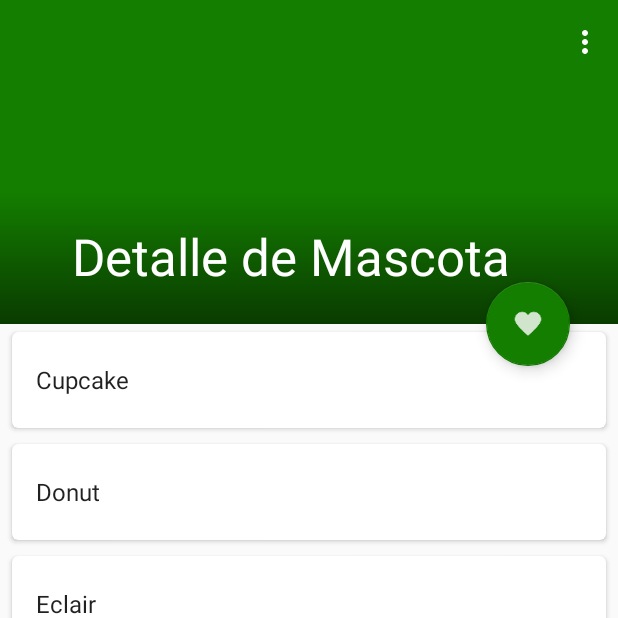
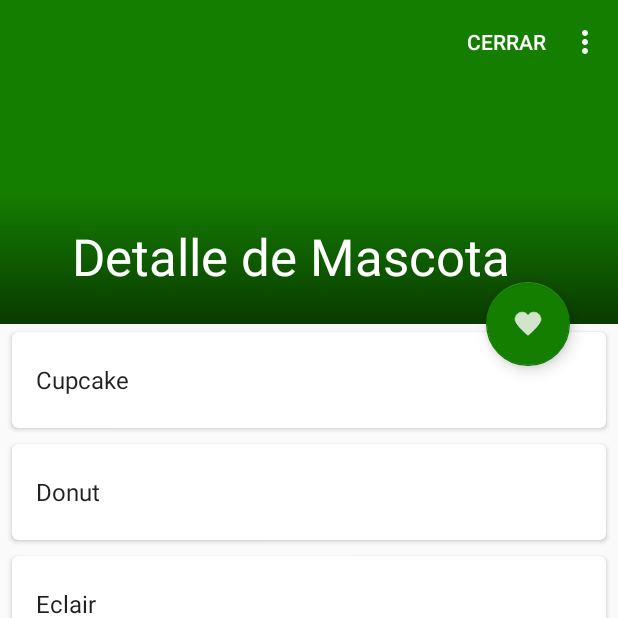
Before and after one commit to jennywoites/TallerProyectosII-2C-2015, an Android app: the MascotaDetalleActivity screen opened directly, with no data from a screen before it, on a phone screen of 412 x 824 dp, the top half of it. Run offline under Robolectric (Android 15) with nearby library versions, the phone set to English and light mode, and no system bars; libraries missing offline, so code that uses them is left out: android.support.v7; 2 statements that could not run were skipped.

Commit message:
#16 #25 Animacion copada entre activities.

```diff
--- a/app/src/main/java/ar/uba/fi/nicodiaz/mascota/fragment/AdopcionFragment.java
+++ b/app/src/main/java/ar/uba/fi/nicodiaz/mascota/fragment/AdopcionFragment.java
@@ -127,9 +127,7 @@ public class AdopcionFragment extends Fragment {
                 Intent i = new Intent(activity, MascotaDetalleActivity.class);
                 i.putExtra("ID", list.get(position).name); // TODO: Acá tirarle algun ID para que la activity lo busque en la base de datos y obtenga TODOS los datos.
                 startActivity(i);
-
-                String description = list.get(position).description;
-                Toast.makeText(activity, description, Toast.LENGTH_SHORT).show();
+                getActivity().overridePendingTransition(R.anim.slide_in_1, R.anim.slide_out_1);
             }
         });
         listView.setAdapter(listAdapter);
--- /dev/null
+++ b/app/src/main/res/anim/slide_in_1.xml
@@ -0,0 +1,4 @@
+<?xml version="1.0" encoding="utf-8"?>
+<translate xmlns:android="http://schemas.android.com/apk/res/android"
+    android:fromYDelta="100%p" android:toYDelta="0%p"
+    android:duration="@android:integer/config_shortAnimTime"/>
--- /dev/null
+++ b/app/src/main/res/anim/slide_in_2.xml
@@ -0,0 +1,4 @@
+<?xml version="1.0" encoding="utf-8"?>
+<translate xmlns:android="http://schemas.android.com/apk/res/android"
+    android:fromYDelta="0%p" android:toYDelta="0%p"
+    android:duration="@android:integer/config_shortAnimTime" />
--- /dev/null
+++ b/app/src/main/res/anim/slide_out_1.xml
@@ -0,0 +1,4 @@
+<?xml version="1.0" encoding="utf-8"?>
+<translate xmlns:android="http://schemas.android.com/apk/res/android"
+    android:fromYDelta="0%p" android:toYDelta="0%p"
+    android:duration="@android:integer/config_shortAnimTime" />
--- /dev/null
+++ b/app/src/main/res/anim/slide_out_2.xml
@@ -0,0 +1,5 @@
+<?xml version="1.0" encoding="utf-8"?>
+<translate xmlns:android="http://schemas.android.com/apk/res/android"
+    android:fromYDelta="0%p" android:toYDelta="100%p"
+    android:duration="@android:integer/config_shortAnimTime"
+    android:zAdjustment="top" />
--- a/app/src/main/res/menu/menu_mascota_detalle.xml
+++ b/app/src/main/res/menu/menu_mascota_detalle.xml
@@ -4,4 +4,8 @@
     tools:context="ar.uba.fi.nicodiaz.mascota.MascotaDetalleActivity">
     <item android:id="@+id/action_settings" android:title="@string/action_settings"
         android:orderInCategory="100" app:showAsAction="never" />
+    <item android:id="@+id/action_close"
+        android:title="Cerrar"
+        android:orderInCategory="200"
+        app:showAsAction="ifRoom" />
 </menu>
```
Also changed, not shown: app/src/main/java/ar/uba/fi/nicodiaz/mascota/MascotaDetalleActivity.java (+17 -6 lines), app/src/main/res/layout/activity_adopcion_buscar.xml (deleted, +0 -16 lines), 1 other file.
